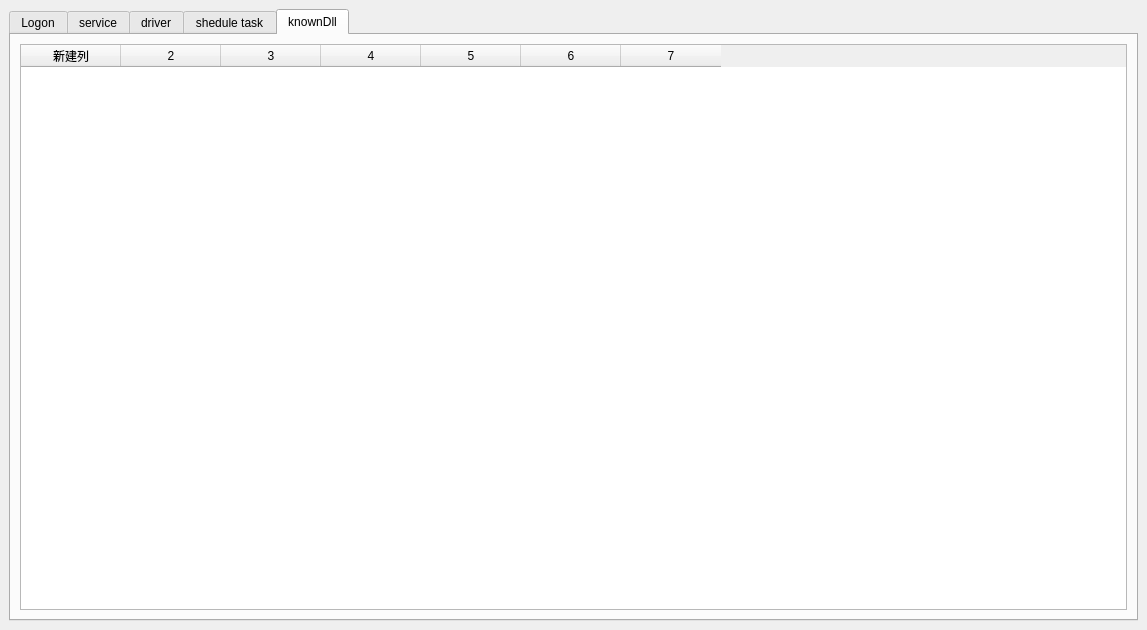
Tongzhixin/windows_autorun, file mainwindow.ui: the form before one commit.
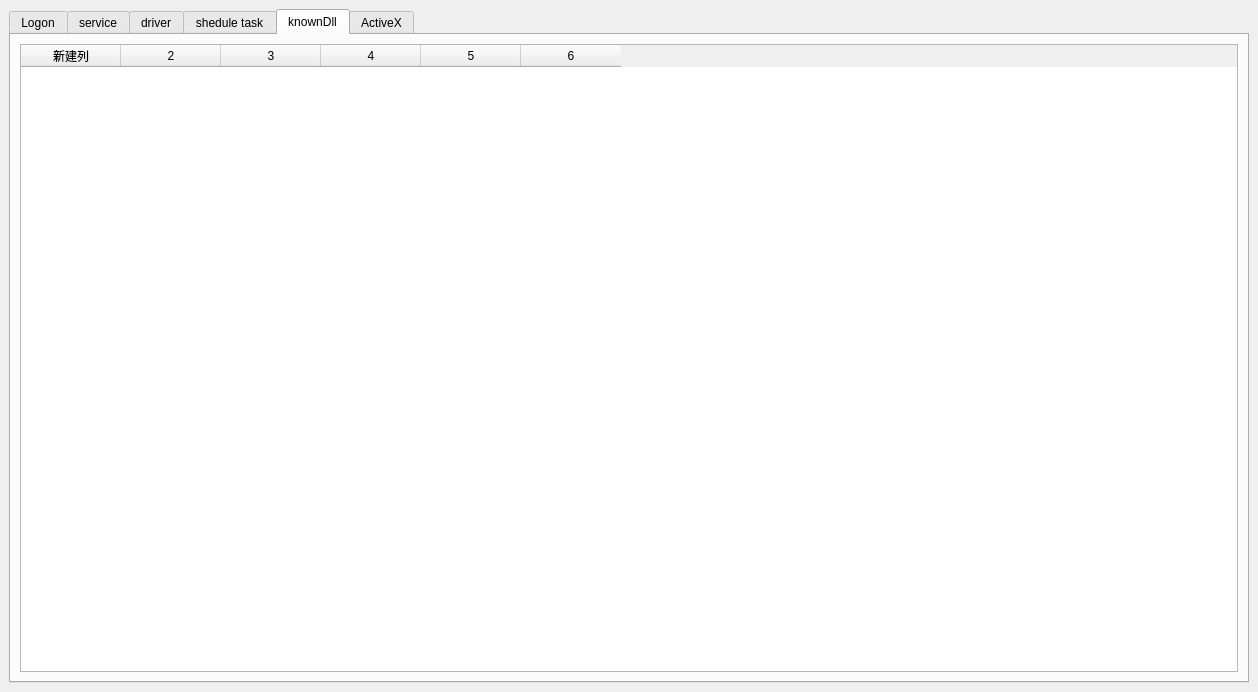
The form after the commit. The open tabs and pages were chosen to show the change.

```diff
--- a/mainwindow.ui
+++ b/mainwindow.ui
@@ -6,8 +6,8 @@
    <rect>
     <x>0</x>
     <y>0</y>
-    <width>1147</width>
-    <height>630</height>
+    <width>1258</width>
+    <height>692</height>
    </rect>
   </property>
   <property name="windowTitle">
@@ -108,13 +108,32 @@
         <item row="0" column="0">
          <widget class="QTableWidget" name="tableWidget_dll">
           <property name="columnCount">
-           <number>7</number>
+           <number>6</number>
           </property>
           <column>
            <property name="text">
             <string>新建列</string>
            </property>
           </column>
+          <column/>
+          <column/>
+          <column/>
+          <column/>
+          <column/>
+         </widget>
+        </item>
+       </layout>
+      </widget>
+      <widget class="QWidget" name="tab">
+       <attribute name="title">
+        <string>ActiveX</string>
+       </attribute>
+       <layout class="QGridLayout" name="gridLayout_7">
+        <item row="0" column="0">
+         <widget class="QTableWidget" name="tableWidget_active">
+          <property name="columnCount">
+           <number>6</number>
+          </property>
           <column/>
           <column/>
           <column/>
```
Left out of the diff: 12 changed lines with no effect on the pictures.
